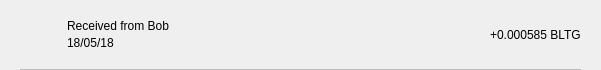
Before: the Qt Designer form src/qt/bltg/forms/txrow.ui in minerric/BLTG, drawn with Qt 5.
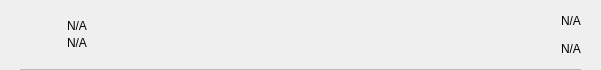
After: the same form once the commit is applied.

Diff of the .ui file:
```diff
--- a/src/qt/bltg/forms/txrow.ui
+++ b/src/qt/bltg/forms/txrow.ui
@@ -110,7 +110,7 @@
               <string notr="true"/>
              </property>
              <property name="text">
-              <string>Received from Bob</string>
+              <string notr="true">N/A</string>
              </property>
              <property name="alignment">
               <set>Qt::AlignBottom|Qt::AlignLeading|Qt::AlignLeft</set>
@@ -123,7 +123,7 @@
               <string notr="true"/>
              </property>
              <property name="text">
-              <string>18/05/18</string>
+              <string notr="true">N/A</string>
              </property>
              <property name="alignment">
               <set>Qt::AlignLeading|Qt::AlignLeft|Qt::AlignTop</set>
@@ -133,13 +133,47 @@
           </layout>
          </item>
          <item>
-          <widget class="QLabel" name="lblAmount">
-           <property name="styleSheet">
-            <string notr="true"/>
+          <widget class="QWidget" name="containerAmounts" native="true">
+           <property name="minimumSize">
+            <size>
+             <width>80</width>
+             <height>0</height>
+            </size>
            </property>
-           <property name="text">
-            <string>+0.000585 BLTG</string>
-           </property>
+           <layout class="QVBoxLayout" name="verticalLayout_4">
+            <property name="leftMargin">
+             <number>0</number>
+            </property>
+            <property name="topMargin">
+             <number>0</number>
+            </property>
+            <property name="rightMargin">
+             <number>0</number>
+            </property>
+            <property name="bottomMargin">
+             <number>0</number>
+            </property>
+            <item alignment="Qt::AlignRight">
+             <widget class="QLabel" name="lblAmountTop">
+              <property name="styleSheet">
+               <string notr="true"/>
+              </property>
+              <property name="text">
+               <string notr="true">N/A</string>
+              </property>
+             </widget>
+            </item>
+            <item alignment="Qt::AlignRight">
+             <widget class="QLabel" name="lblAmountBottom">
+              <property name="styleSheet">
+               <string notr="true"/>
+              </property>
+              <property name="text">
+               <string notr="true">N/A</string>
+              </property>
+             </widget>
+            </item>
+           </layout>
           </widget>
          </item>
         </layout>
```
Left out of the diff: 2 changed lines with no effect on the pictures.
